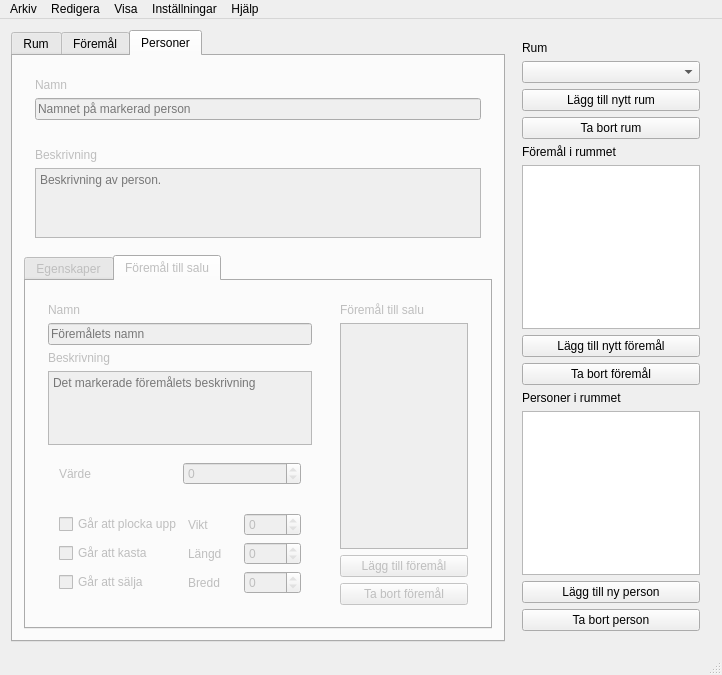
This is Editor/editor.ui in Niklasva/AdventureGameProject as Qt 5 draws it before an edit. The edited form follows.
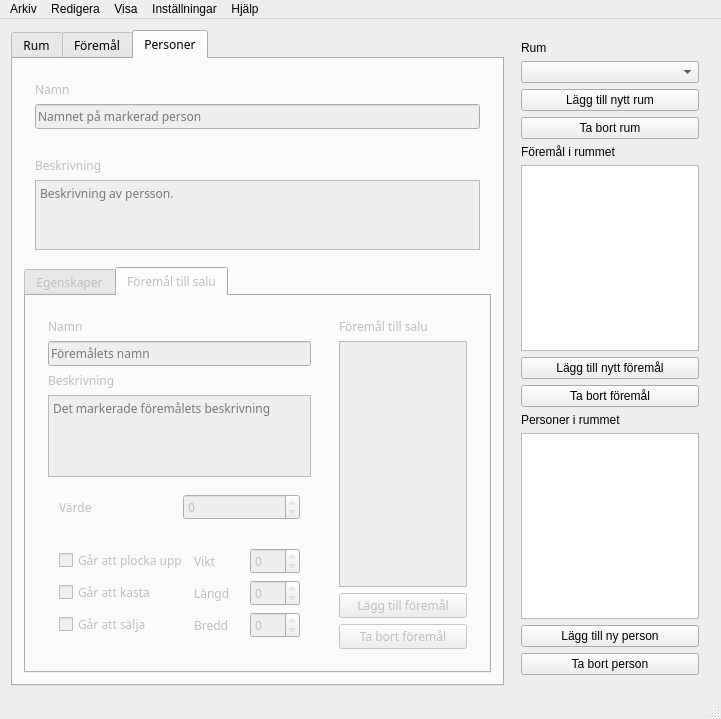
This is the edited form. The open tabs and pages were chosen to show the change.

Commit message:
Editor och Professorn utan bisysslor
• Editorn skriver inte längre ut -1 vid vissa riktningsinläsningar
• CurrentIndexChanged ändrades för varje riktning till highlighted
• Merchant add item fungerar nu som det ska
• Alla merchantfunktioner fungerar bättre
• Spara som fungerar
• När användaren redan har valt en fil att arbeta i kan hen nu
automatiskt spara i just den filen
• En massa loadbuggar är fixade
• Fixad sparning med radbryten
• Laddningen kan nu även ladda in radbryten
• Exempelspelet är påbörjat

Diff of the .ui file:
```diff
--- a/Editor/editor.ui
+++ b/Editor/editor.ui
@@ -6,8 +6,8 @@
    <rect>
     <x>0</x>
     <y>0</y>
-    <width>722</width>
-    <height>657</height>
+    <width>721</width>
+    <height>719</height>
    </rect>
   </property>
   <property name="sizePolicy">
@@ -35,6 +35,14 @@
         <verstretch>0</verstretch>
        </sizepolicy>
       </property>
+      <property name="font">
+       <font>
+        <family>Sans Serif</family>
+        <weight>50</weight>
+        <italic>false</italic>
+        <bold>false</bold>
+       </font>
+      </property>
       <property name="toolTip">
        <string/>
       </property>
@@ -403,7 +411,7 @@
               <bool>true</bool>
              </property>
              <property name="placeholderText">
-              <string>Beskrivning av person.</string>
+              <string>Beskrivning av persson.</string>
              </property>
             </widget>
            </item>
@@ -587,7 +595,10 @@
            </attribute>
            <layout class="QHBoxLayout" name="horizontalLayout_3">
             <item>
-             <widget class="QWidget" name="widget_3" native="true">
+             <widget class="QWidget" name="merchant_item_prefs" native="true">
+              <property name="enabled">
+               <bool>false</bool>
+              </property>
               <layout class="QVBoxLayout" name="verticalLayout_7">
                <item>
                 <widget class="QLabel" name="label_7">
@@ -625,8 +636,8 @@
                   <string>&lt;!DOCTYPE HTML PUBLIC &quot;-//W3C//DTD HTML 4.0//EN&quot; &quot;http://www.w3.org/TR/REC-html40/strict.dtd&quot;&gt;
 &lt;html&gt;&lt;head&gt;&lt;meta name=&quot;qrichtext&quot; content=&quot;1&quot; /&gt;&lt;style type=&quot;text/css&quot;&gt;
 p, li { white-space: pre-wrap; }
-&lt;/style&gt;&lt;/head&gt;&lt;body style=&quot; font-family:'Sans Serif'; font-size:9pt; font-weight:400; font-style:normal;&quot;&gt;
-&lt;p style=&quot;-qt-paragraph-type:empty; margin-top:0px; margin-bottom:0px; margin-left:0px; margin-right:0px; -qt-block-indent:0; text-indent:0px;&quot;&gt;&lt;br /&gt;&lt;/p&gt;&lt;/body&gt;&lt;/html&gt;</string>
+&lt;/style&gt;&lt;/head&gt;&lt;body style=&quot; font-family:'Sans Serif'; font-size:10pt; font-weight:400; font-style:normal;&quot;&gt;
+&lt;p style=&quot;-qt-paragraph-type:empty; margin-top:0px; margin-bottom:0px; margin-left:0px; margin-right:0px; -qt-block-indent:0; text-indent:0px; font-size:9pt;&quot;&gt;&lt;br /&gt;&lt;/p&gt;&lt;/body&gt;&lt;/html&gt;</string>
                  </property>
                  <property name="placeholderText">
                   <string>Det markerade föremålets beskrivning</string>
@@ -963,8 +974,8 @@
     <rect>
      <x>0</x>
      <y>0</y>
-     <width>722</width>
-     <height>20</height>
+     <width>721</width>
+     <height>25</height>
     </rect>
    </property>
    <widget class="QMenu" name="menuArkiv">
```
Left out of the diff: 73 changed lines with no effect on the pictures. The commit also changes 10 other files.
